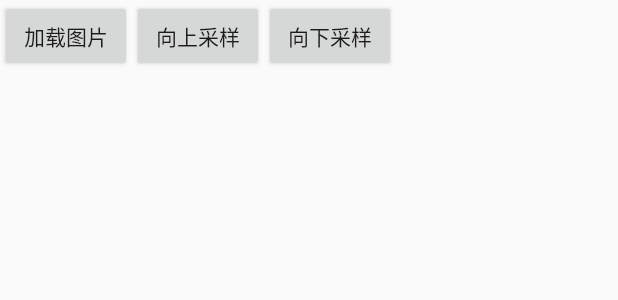
After one commit to ArcGhh/opencv-demos, an Android app: the layout activity_pyramid.xml on its own in the app's theme, with its tools: preview values and no code run, on a phone screen of 412 x 824 dp. The commit adds this screen. Shown: the top 300 px of the screen. Run offline under Robolectric (Android 15) with nearby library versions, the phone set to English and light mode, and no system bars.

Commit message:
影像金字塔

```diff
--- a/app/src/main/AndroidManifest.xml
+++ b/app/src/main/AndroidManifest.xml
@@ -27,7 +27,8 @@
         <activity android:name=".MatActivity" />
         <activity android:name=".imgproc.blur.BlurActivity" />
         <activity android:name=".imgproc.morphology.MorphologyActivity" />
-        <activity android:name=".imgproc.draw.DrawActivity"></activity>
+        <activity android:name=".imgproc.draw.DrawActivity" />
+        <activity android:name=".imgproc.pyramid.PyramidActivity"></activity>
     </application>
 
 </manifest>
--- a/app/src/main/res/layout/activity_main.xml
+++ b/app/src/main/res/layout/activity_main.xml
@@ -24,6 +24,12 @@
         android:layout_width="match_parent"
         android:layout_height="wrap_content"
         android:text="形态学变换"/>
+
+    <Button
+        android:id="@+id/btnPyramid"
+        android:layout_width="match_parent"
+        android:layout_height="wrap_content"
+        android:text="影像金字塔"/>
 
     <Button
         android:id="@+id/btnMat"
--- /dev/null
+++ b/app/src/main/res/layout/activity_pyramid.xml
@@ -0,0 +1,51 @@
+<?xml version="1.0" encoding="utf-8"?>
+<ScrollView xmlns:android="http://schemas.android.com/apk/res/android"
+    xmlns:app="http://schemas.android.com/apk/res-auto"
+    xmlns:tools="http://schemas.android.com/tools"
+    android:layout_width="match_parent"
+    android:layout_height="match_parent"
+    android:orientation="vertical"
+    tools:context=".imgproc.pyramid.PyramidActivity">
+
+    <LinearLayout
+        android:layout_width="match_parent"
+        android:layout_height="wrap_content"
+        android:orientation="vertical">
+
+        <LinearLayout
+            android:layout_width="match_parent"
+            android:layout_height="wrap_content"
+            android:orientation="horizontal">
+
+            <Button
+                android:id="@+id/btnLoadImg"
+                android:layout_width="wrap_content"
+                android:layout_height="wrap_content"
+                android:text="加载图片" />
+
+            <Button
+                android:id="@+id/btnPyrUp"
+                android:layout_width="wrap_content"
+                android:layout_height="wrap_content"
+                android:text="向上采样" />
+
+            <Button
+                android:id="@+id/btnPyrDown"
+                android:layout_width="wrap_content"
+                android:layout_height="wrap_content"
+                android:text="向下采样" />
+        </LinearLayout>
+
+        <ImageView
+            android:id="@+id/imgSrc"
+            android:layout_width="match_parent"
+            android:layout_height="300dp"
+            android:scaleType="fitCenter" />
+
+        <ImageView
+            android:id="@+id/imgDst"
+            android:layout_width="match_parent"
+            android:layout_height="300dp"
+            android:scaleType="fitCenter" />
+    </LinearLayout>
+</ScrollView>
```
Also changed, not shown: app/src/main/java/com/demo/opencvdemos/MainActivity.java (+11 -1 lines), app/src/main/java/com/demo/opencvdemos/imgproc/pyramid/PyramidActivity.java (added, +119 -0 lines).
